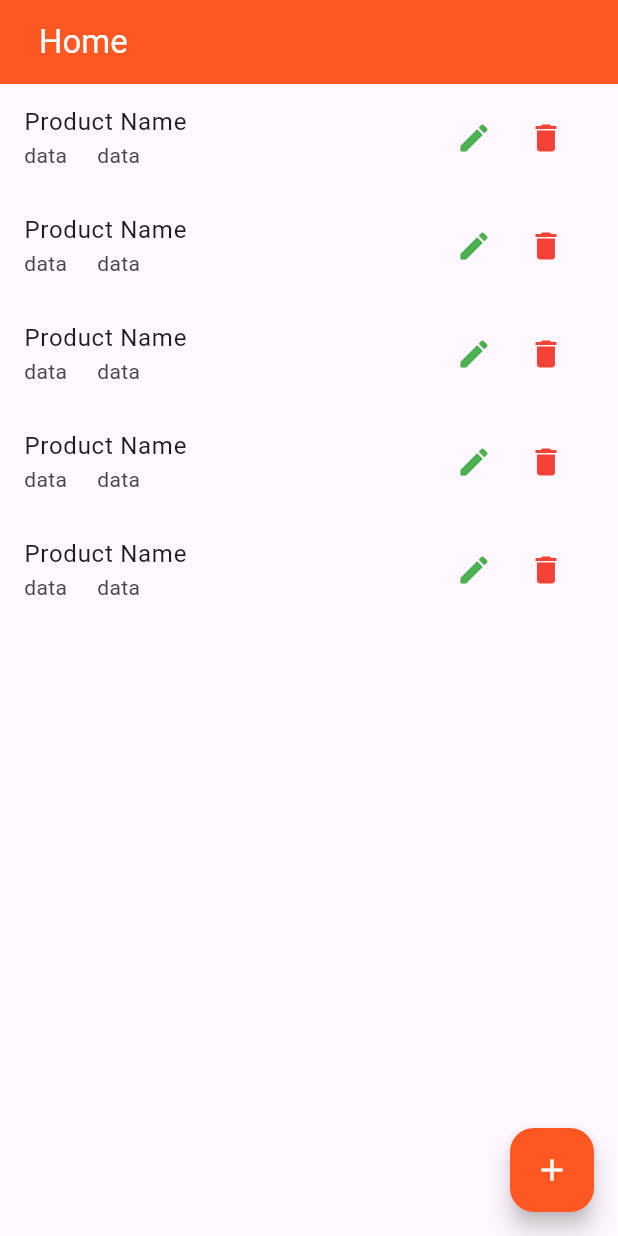
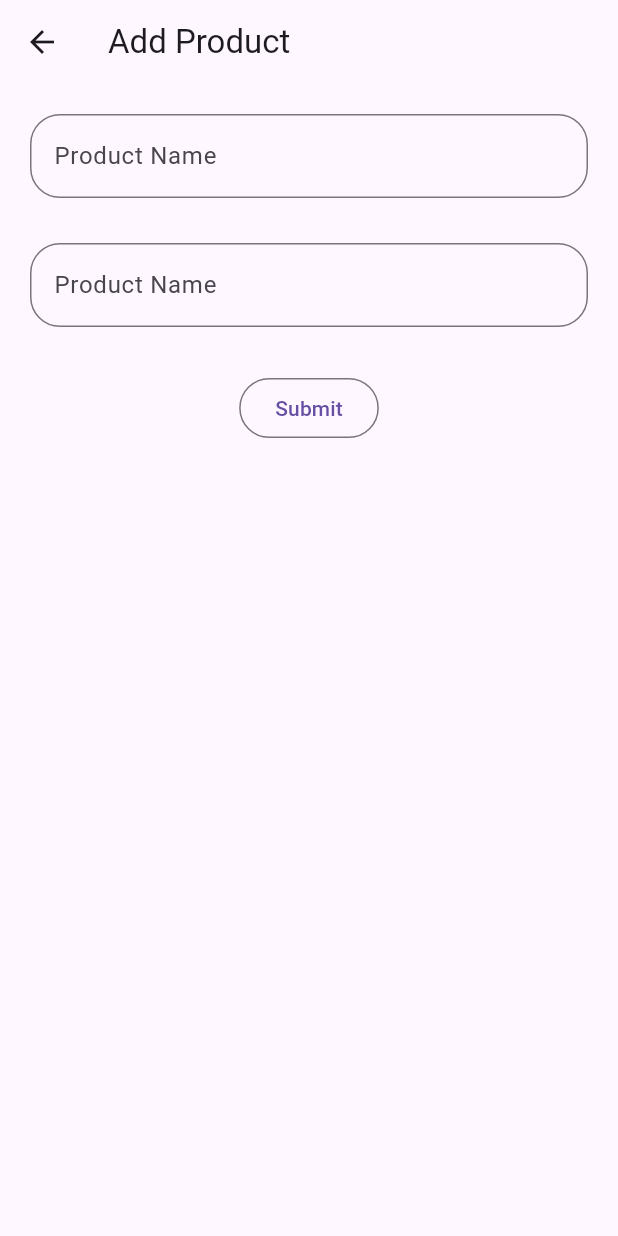
Before and after one commit to md-azmi-siddique/Flutter-Crud, a Flutter app: the screen it shows after launch, after a tap on the "add" icon, on a phone screen of 412 x 824 dp. Run offline on Flutter 3.47's test engine with Material 3 defaults, Android fonts, the phone set to English and light mode, and no system bars.

Commit message:
Add Product page added

```diff
--- /dev/null
+++ b/lib/add_product_screen.dart
@@ -0,0 +1,58 @@
+import 'package:flutter/material.dart';
+
+class AddProductScreen extends StatefulWidget {
+  const AddProductScreen({super.key});
+
+  @override
+  State<AddProductScreen> createState() => _AddProductScreenState();
+}
+
+class _AddProductScreenState extends State<AddProductScreen> {
+  @override
+  Widget build(BuildContext context) {
+    return Scaffold(
+      appBar: AppBar(
+        title: const Padding(
+          padding: EdgeInsets.only(left: 0, right: 0),
+          child: Text("Add Product"),
+        ),
+      ),
+      body: Padding(
+        padding: const EdgeInsets.all(20),
+        child: SingleChildScrollView(
+          child: Column(
+            children: [
+              const TextField(
+                decoration: InputDecoration(
+                  label: Text("Product Name"),
+                  border: OutlineInputBorder(
+                    borderSide: BorderSide(
+                      color: Colors.green,
+                      width: 2.0,
+                    ),
+                    borderRadius: BorderRadius.all(Radius.circular(20))
+                  ),
+                ),
+              ),
+              const SizedBox(height: 30,),
+              const TextField(
+                decoration: InputDecoration(
+                  label: Text("Product Name"),
+                  border: OutlineInputBorder(
+                      borderSide: BorderSide(
+                        color: Colors.green,
+                        width: 2.0,
+                      ),
+                      borderRadius: BorderRadius.all(Radius.circular(20))
+                  ),
+                ),
+              ),
+              const SizedBox(height: 30,),
+              OutlinedButton(onPressed: (){}, child: const Text("Submit"),),
+            ],
+          ),
+        ),
+      ),
+    );
+  }
+}
--- a/lib/home_screen.dart
+++ b/lib/home_screen.dart
@@ -1,3 +1,4 @@
+import 'package:crud_operation/add_product_screen.dart';
 import 'package:crud_operation/product_list_screen.dart';
 import 'package:flutter/material.dart';
 
@@ -13,8 +14,9 @@ class _HomeScreenState extends State<HomeScreen> {
   Widget build(BuildContext context) {
     return Scaffold(
       appBar: AppBar(
+        leading: const Icon(Icons.home),
         title: const Padding(
-          padding: EdgeInsets.only(left: 10, right: 0),
+          padding: EdgeInsets.only(left: 0, right: 0),
           child: Text("Home"),
         ),
         backgroundColor: Colors.deepOrange,
@@ -22,7 +24,14 @@ class _HomeScreenState extends State<HomeScreen> {
       ),
       body: const ProductListScreen(),
       floatingActionButton: FloatingActionButton(
-        onPressed: (){},
+        onPressed: () {
+          Navigator.push(
+            context,
+            MaterialPageRoute(
+              builder: (context) => const AddProductScreen(),
+            ),
+          );
+        },
         backgroundColor: Colors.deepOrange,
         foregroundColor: Colors.white,
         child: const Icon(Icons.add),
--- a/lib/product_list_screen.dart
+++ b/lib/product_list_screen.dart
@@ -10,8 +10,8 @@ class ProductListScreen extends StatefulWidget {
 class _ProductListScreenState extends State<ProductListScreen> {
   @override
   Widget build(BuildContext context) {
-    return ListView.builder(
-      itemCount: 5,
+    return ListView.separated(
+      itemCount: 50,
       itemBuilder: (context, index) {
         return  ListTile(
           title: const Text("Product Name"),
@@ -30,6 +30,7 @@ class _ProductListScreenState extends State<ProductListScreen> {
           ),
         );
       },
+      separatorBuilder: (_,__)=>const Divider(),
     );
   }
 }
```
